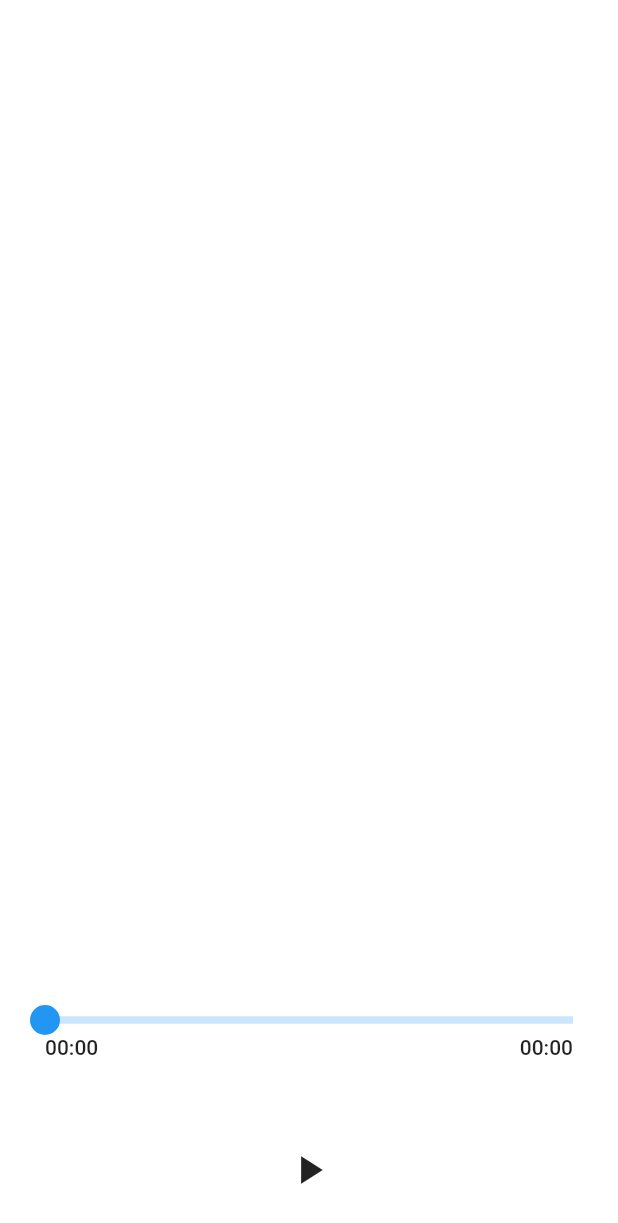
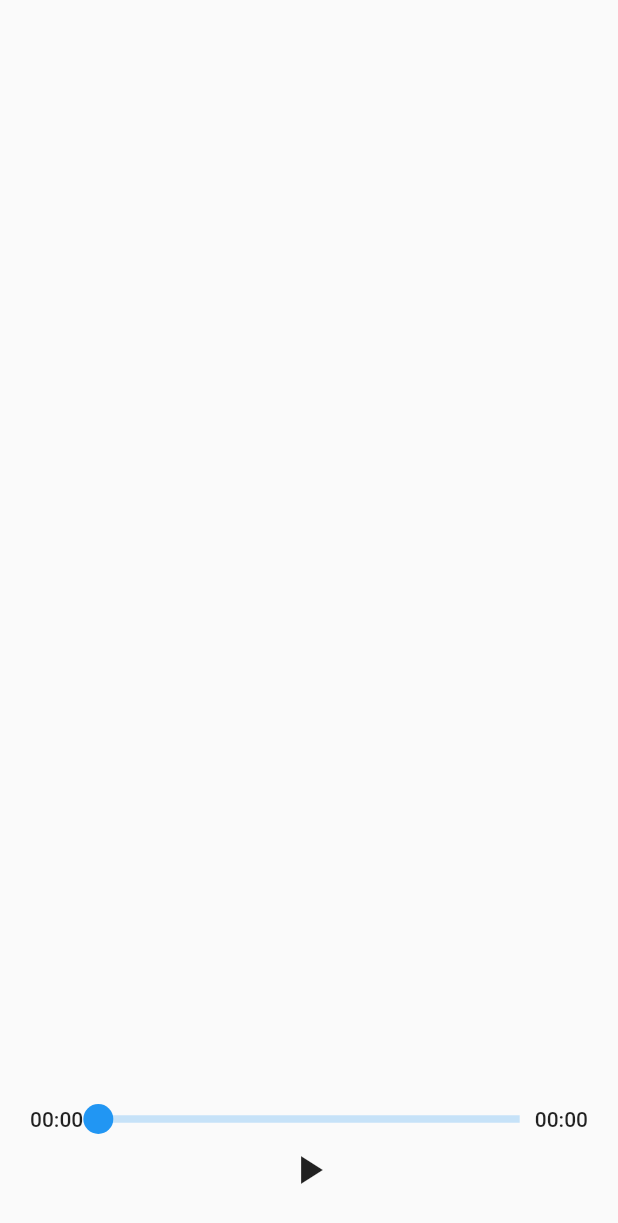
Before and after one commit to suragch/audio_video_progress_bar, a Flutter app: the screen it shows after launch, on a phone screen of 412 x 824 dp. Shown: the top 1223 px of the screen. Run offline on Flutter 3.47's test engine with Material 2 defaults, Android fonts, the phone set to English and light mode, and no system bars; our stand-ins replace just_audio, rxdart.

```diff
--- a/example/lib/main.dart
+++ b/example/lib/main.dart
@@ -12,9 +12,7 @@ class MyApp extends StatelessWidget {
   @override
   Widget build(BuildContext context) {
     return MaterialApp(
-      theme: ThemeData(
-        primarySwatch: Colors.blue,
-      ),
+      theme: ThemeData(primarySwatch: Colors.blue),
       home: HomeWidget(),
     );
   }
@@ -63,7 +61,6 @@ class _HomeWidgetState extends State<HomeWidget> {
   Widget build(BuildContext context) {
     print("building app");
     return Scaffold(
-      backgroundColor: Colors.white,
       body: Padding(
         padding: const EdgeInsets.all(20.0),
         child: Column(
@@ -76,17 +73,18 @@ class _HomeWidgetState extends State<HomeWidget> {
                 final progress = durationState?.progress ?? Duration.zero;
                 final buffered = durationState?.buffered ?? Duration.zero;
                 final total = durationState?.total ?? Duration.zero;
-                return ProgressBar(
+                return
+ProgressBar(
   progress: progress,
   buffered: buffered,
   total: total,
+  timeLabelLocation: TimeLabelLocation.sides,
   onSeek: (duration) {
     _player.seek(duration);
   },
 );
               },
             ),
-            SizedBox(height: 50,),
             StreamBuilder<PlayerState>(
               stream: _player.playerStateStream,
               builder: (context, snapshot) {
```
Also changed, not shown: supplemental/custom_theme.png (added), supplemental/dark_theme.png (added), supplemental/deep_purple_theme.png (added), supplemental/orange_theme.png (added), supplemental/progress_bar_demo_with_buttons.gif (added), supplemental/side_labels.png (added), 1 other file. Lines whose indentation alone changed are shown as unchanged.
